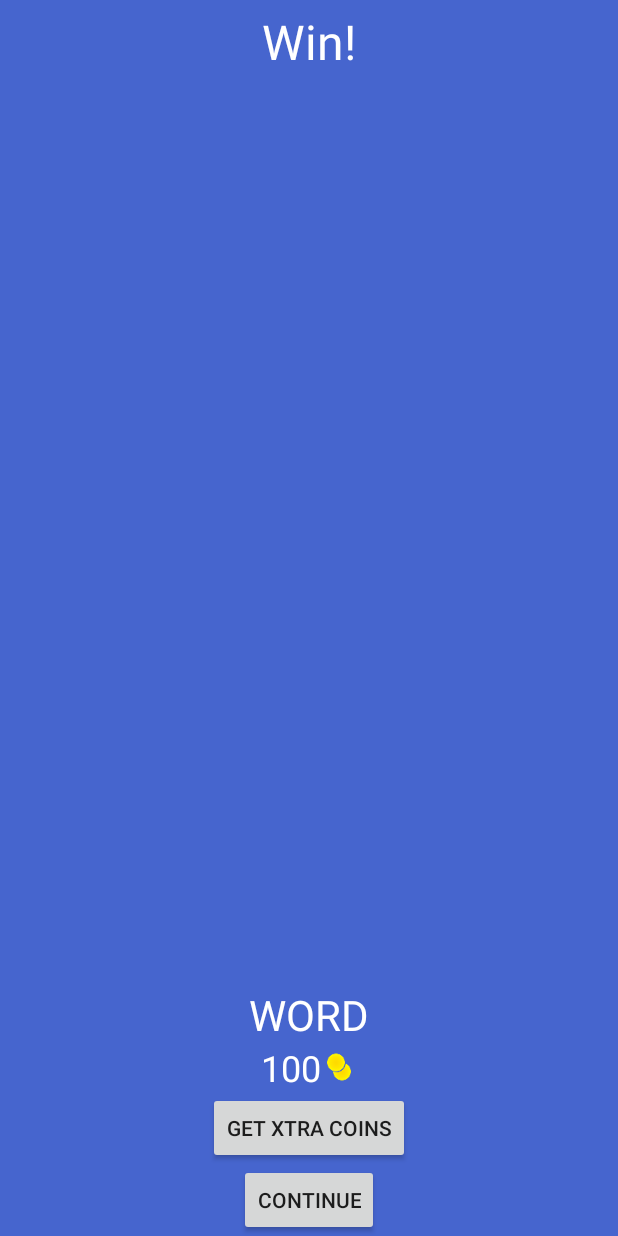
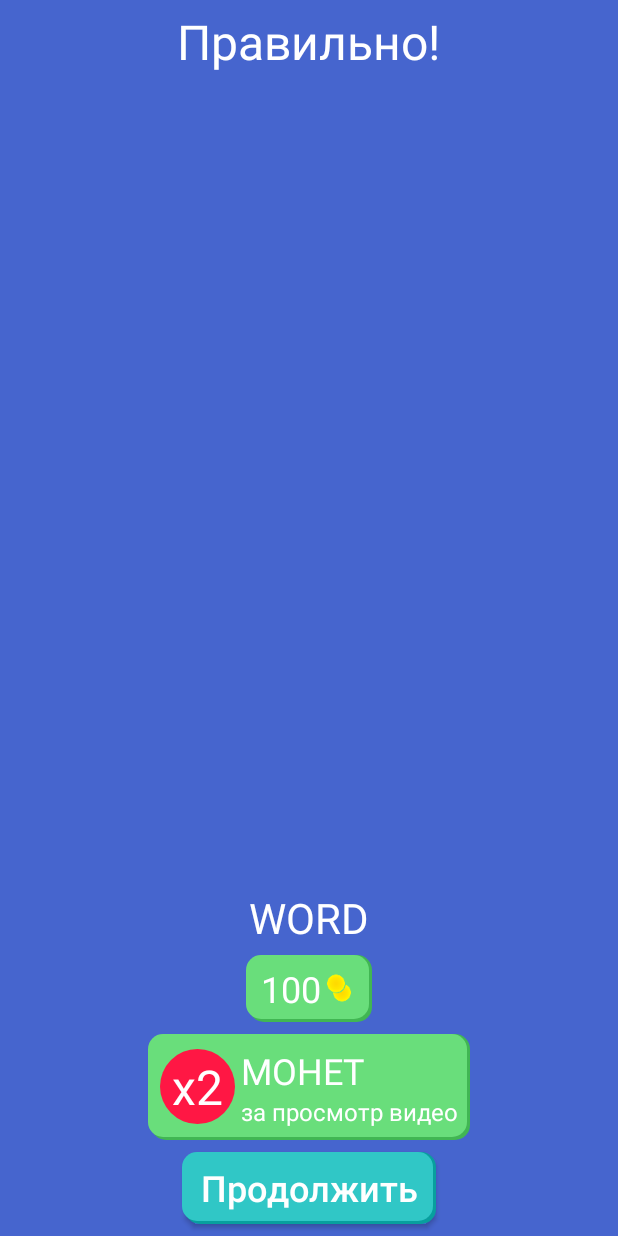
Before and after one commit to Denispok/GuessThe, an Android app: the fragment WinFragment shown on its own in the app's theme, on a phone screen of 412 x 824 dp. Run offline under Robolectric (Android 15) with nearby library versions, the phone set to English and light mode, and no system bars; 5 statements that could not run were skipped.

Commit message:
Update WinFragment design - rename button selectors

```diff
--- /dev/null
+++ b/app/src/main/res/drawable/red_circle.xml
@@ -0,0 +1,11 @@
+<?xml version="1.0" encoding="utf-8"?>
+<selector xmlns:android="http://schemas.android.com/apk/res/android">
+
+    <item>
+        <shape>
+            <solid android:color="#ff1744" />
+            <corners android:radius="100pt" />
+        </shape>
+    </item>
+
+</selector>
--- a/app/src/main/res/layout/fragment_level.xml
+++ b/app/src/main/res/layout/fragment_level.xml
@@ -15,7 +15,7 @@
         <ImageView
             android:layout_width="wrap_content"
             android:layout_height="wrap_content"
-            android:layout_alignParentLeft="true"
+            android:layout_alignParentStart="true"
             android:layout_centerVertical="true"
             android:paddingStart="6dp"
             android:src="@drawable/baseline_arrow_back_ios_white_24" />
@@ -25,22 +25,24 @@
             android:layout_height="match_parent"
             android:layout_alignParentTop="true"
             android:layout_centerHorizontal="true"
-            android:background="@drawable/button_selector_level_level"
-            android:text="level 21"
+            android:background="@drawable/button_selector_blue_up"
+            android:paddingEnd="6dp"
+            android:paddingStart="6dp"
+            android:text="уровень 21"
             android:textColor="@android:color/white"
             android:textSize="18sp" />
 
         <TextView
             android:layout_width="wrap_content"
             android:layout_height="match_parent"
-            android:layout_alignParentRight="true"
+            android:layout_alignParentEnd="true"
             android:layout_alignParentTop="true"
-            android:background="@drawable/button_selector_level_coins"
+            android:background="@drawable/button_selector_green_up"
+            android:drawableEnd="@drawable/coin_icon"
             android:drawablePadding="0dp"
-            android:drawableRight="@drawable/coin_icon"
             android:gravity="center_vertical"
-            android:paddingLeft="6dp"
-            android:paddingRight="2dp"
+            android:paddingEnd="2dp"
+            android:paddingStart="6dp"
             android:text="500"
             android:textColor="@android:color/white"
             android:textSize="18sp" />
@@ -53,6 +55,7 @@
         android:layout_gravity="center"
         android:layout_margin="10dp"
         android:layout_weight="1"
+        android:background="@android:color/transparent"
         android:transitionName="ImageTransition" />
 
     <LinearLayout
@@ -74,7 +77,7 @@
             android:layout_height="match_parent"
             android:layout_marginEnd="6dp"
             android:layout_weight="1"
-            android:background="@drawable/button_selector_level_tips"
+            android:background="@drawable/button_selector_blue"
             android:text="Подсказки"
             android:textAllCaps="false"
             android:textColor="@android:color/white"
@@ -84,7 +87,7 @@
             android:layout_width="0dp"
             android:layout_height="match_parent"
             android:layout_weight="1"
-            android:background="@drawable/button_selector_level_get_coins"
+            android:background="@drawable/button_selector_green"
             android:text="Получить монеты"
             android:textAllCaps="false"
             android:textColor="@android:color/white"
--- a/app/src/main/res/layout/fragment_win.xml
+++ b/app/src/main/res/layout/fragment_win.xml
@@ -8,8 +8,9 @@
     <TextView
         android:layout_width="wrap_content"
         android:layout_height="wrap_content"
+        android:layout_marginBottom="6dp"
         android:layout_marginTop="6dp"
-        android:text="Win!"
+        android:text="Правильно!"
         android:textColor="@android:color/white"
         android:textSize="32sp" />
 
@@ -17,8 +18,10 @@
         android:id="@+id/win_image"
         android:layout_width="wrap_content"
         android:layout_height="0dp"
-        android:layout_margin="10dp"
+        android:layout_marginEnd="10dp"
+        android:layout_marginStart="10dp"
         android:layout_weight="1"
+        android:background="@android:color/transparent"
         android:transitionName="ImageTransition" />
 
     <TextView
@@ -26,6 +29,9 @@
         fontPath="fonts/Exo_2/Exo2-Bold.ttf"
         android:layout_width="wrap_content"
         android:layout_height="wrap_content"
+        android:layout_marginBottom="6dp"
+        android:layout_marginTop="6dp"
+        android:background="@android:color/transparent"
         android:text="word"
         android:textAllCaps="true"
         android:textColor="@android:color/white"
@@ -34,20 +40,74 @@
     <TextView
         android:layout_width="wrap_content"
         android:layout_height="wrap_content"
+        android:layout_marginBottom="8dp"
+        android:background="@drawable/button_selector_green"
         android:drawableRight="@drawable/coin_icon"
+        android:padding="6dp"
+        android:paddingEnd="10dp"
+        android:paddingStart="10dp"
         android:text="100"
         android:textColor="@android:color/white"
         android:textSize="24sp" />
 
-    <Button
+    <LinearLayout
         android:layout_width="wrap_content"
         android:layout_height="wrap_content"
-        android:text="get xtra coins" />
+        android:layout_marginBottom="8dp"
+        android:background="@drawable/button_selector_green"
+        android:gravity="center"
+        android:orientation="horizontal"
+        android:padding="8dp">
+
+        <TextView
+            fontPath="fonts/Exo_2/Exo2-Bold.ttf"
+            android:layout_width="50dp"
+            android:layout_height="50dp"
+            android:layout_marginEnd="4dp"
+            android:background="@drawable/red_circle"
+            android:gravity="center"
+            android:text="x2"
+            android:textColor="@android:color/white"
+            android:textSize="32sp" />
+
+        <LinearLayout
+            android:layout_width="wrap_content"
+            android:layout_height="wrap_content"
+            android:background="@android:color/transparent"
+            android:orientation="vertical">
+
+            <TextView
+                android:layout_width="wrap_content"
+                android:layout_height="wrap_content"
+                android:background="@android:color/transparent"
+                android:text="МОНЕТ"
+                android:textColor="@android:color/white"
+                android:textSize="24sp" />
+
+            <TextView
+                android:layout_width="wrap_content"
+                android:layout_height="wrap_content"
+                android:background="@android:color/transparent"
+                android:text="за просмотр видео"
+                android:textColor="@android:color/white"
+                android:textSize="16sp" />
+
+        </LinearLayout>
+
+    </LinearLayout>
 
     <Button
         android:id="@+id/win_continue"
         android:layout_width="wrap_content"
         android:layout_height="wrap_content"
-        android:text="continue" />
+        android:layout_marginBottom="8dp"
+        android:background="@drawable/button_selector_blue"
+        android:padding="4dp"
+        android:paddingEnd="12dp"
+        android:paddingStart="12dp"
+        android:text="Продолжить"
+        android:textAllCaps="false"
+        android:textColor="@android:color/white"
+        android:textSize="24sp" />
 
 </LinearLayout>
```
Also changed, not shown: app/src/main/res/drawable/button_selector_blue.xml (renamed from app/src/main/res/drawable/button_selector_level_tips.xml), app/src/main/res/drawable/button_selector_blue_up.xml (renamed from app/src/main/res/drawable/button_selector_level_level.xml), app/src/main/res/drawable/button_selector_green.xml (renamed from app/src/main/res/drawable/button_selector_level_get_coins.xml), app/src/main/res/drawable/button_selector_green_up.xml (renamed from app/src/main/res/drawable/button_selector_level_coins.xml).
